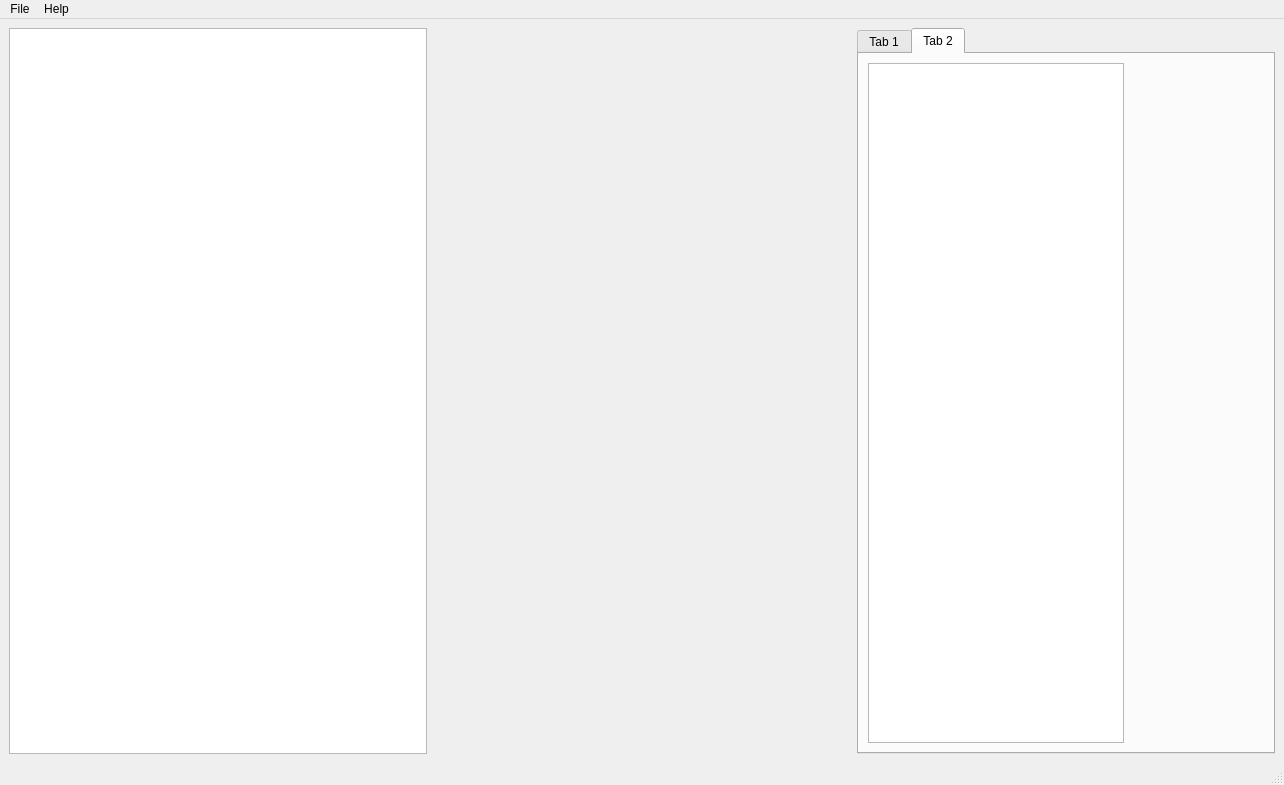
Above: pmig.ui from foxdust42/PMIG before the change. Below: the same form after it.
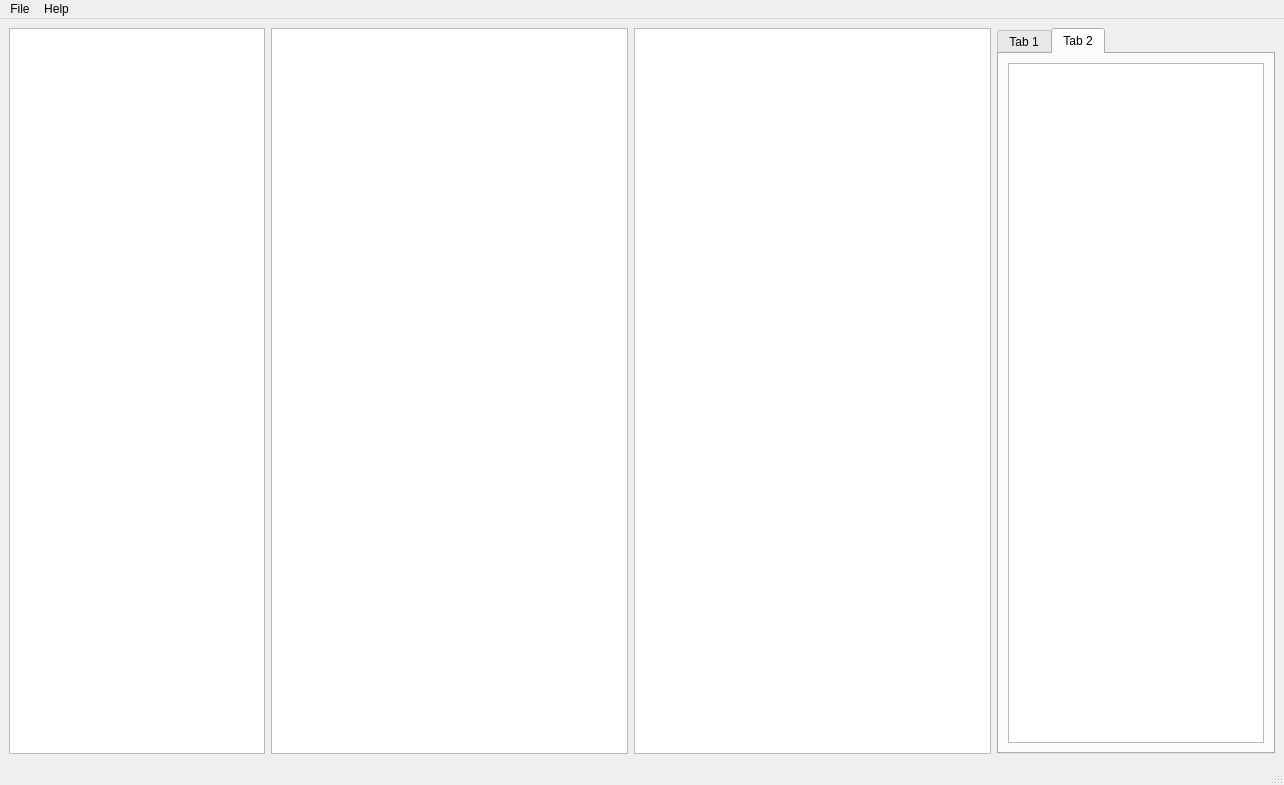
That is the form after the change. Custom widgets are drawn as their Qt base class.

Commit message: Functional image loading for a static image + filter framework

Patch:
```diff
--- a/pmig.ui
+++ b/pmig.ui
@@ -15,13 +15,6 @@
   </property>
   <widget class="QWidget" name="centralwidget">
    <layout class="QGridLayout" name="gridLayout">
-    <item row="0" column="1">
-     <layout class="QHBoxLayout" name="horizontalLayoutCenter">
-      <item>
-       <widget class="ImageViewer" name="widget" native="true"/>
-      </item>
-     </layout>
-    </item>
     <item row="0" column="2">
      <layout class="QGridLayout" name="gridLayoutRight">
       <item row="0" column="0">
@@ -51,7 +44,14 @@
          </attribute>
          <layout class="QFormLayout" name="formLayout_2">
           <item row="0" column="0">
-           <widget class="QListView" name="listView"/>
+           <widget class="QListView" name="listView">
+            <property name="sizePolicy">
+             <sizepolicy hsizetype="Minimum" vsizetype="Expanding">
+              <horstretch>0</horstretch>
+              <verstretch>0</verstretch>
+             </sizepolicy>
+            </property>
+           </widget>
           </item>
          </layout>
         </widget>
@@ -59,6 +59,16 @@
       </item>
      </layout>
     </item>
+    <item row="0" column="1">
+     <layout class="QGridLayout" name="gridLayout_2">
+      <item row="0" column="0">
+       <widget class="QGraphicsView" name="graphicsViewLeft"/>
+      </item>
+      <item row="0" column="1">
+       <widget class="QGraphicsView" name="graphicsViewRight"/>
+      </item>
+     </layout>
+    </item>
     <item row="0" column="0">
      <layout class="QGridLayout" name="gridLayoutLeft">
       <item row="0" column="0">
@@ -105,14 +115,6 @@
    </property>
   </action>
  </widget>
- <customwidgets>
-  <customwidget>
-   <class>ImageViewer</class>
-   <extends>QWidget</extends>
-   <header>imageviewer.h</header>
-   <container>1</container>
-  </customwidget>
- </customwidgets>
  <resources/>
  <connections/>
 </ui>
```
Left out of the diff: 24 changed lines with no effect on the pictures. The commit also changes 11 other files.
